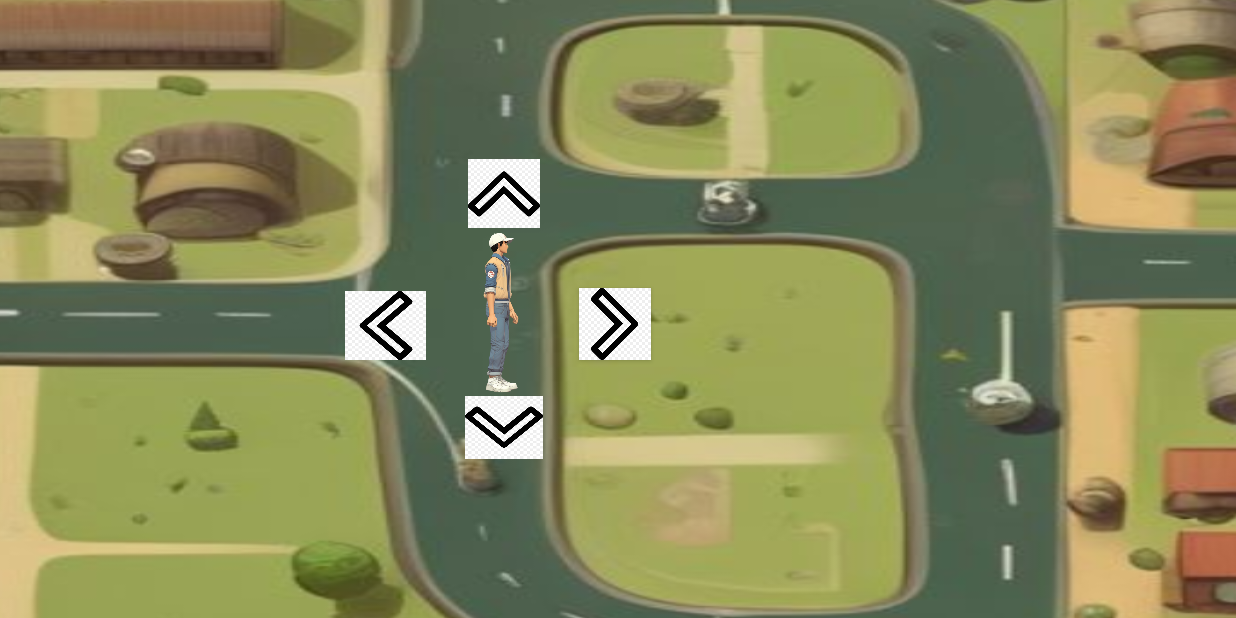
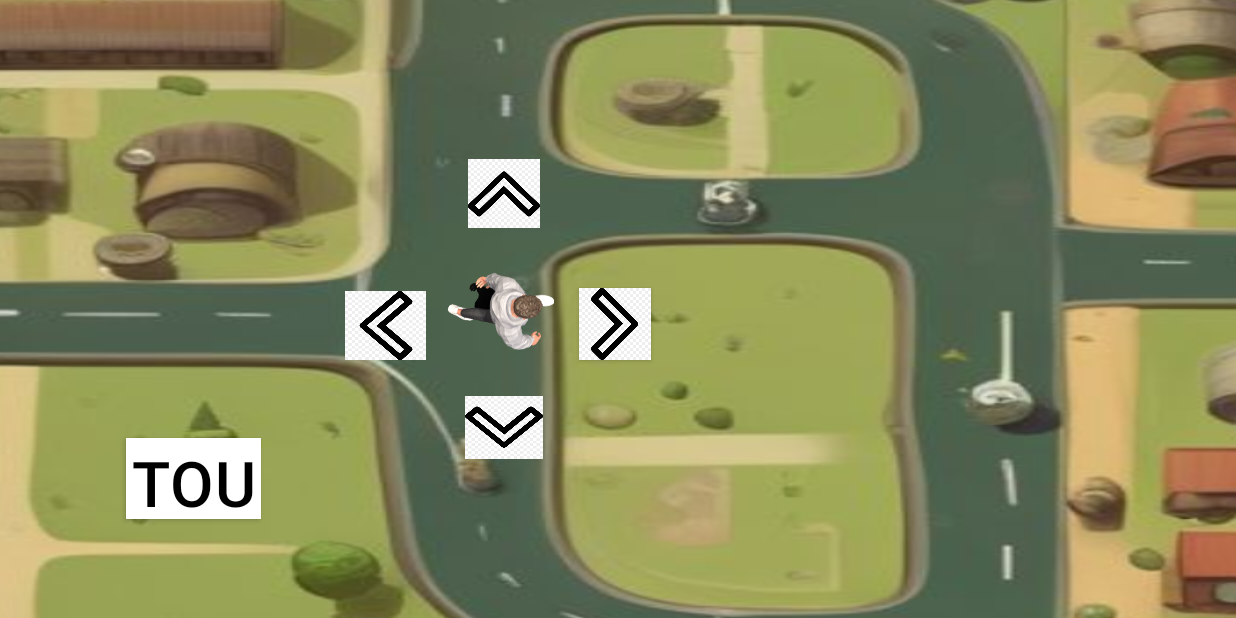
Before and after one commit to karthikprasads/EazilyDone_Internship, an Android app: the screen it shows after launch (SecondActivity), on a phone screen of 824 x 412 dp (held sideways). Run offline under Robolectric (Android 15) with nearby library versions, the phone set to English and light mode, and no system bars; pictures from the network do not load.

Commit message:
Updated Bank environment

```diff
--- a/app/src/main/java/com/example/eazilydone/SecondActivity.java
+++ b/app/src/main/java/com/example/eazilydone/SecondActivity.java
@@ -270,10 +270,22 @@ public class SecondActivity extends AppCompatActivity {
         gestureDetector = new GestureDetector(this, new SwipeListener());
 
         Button bankButton = findViewById(R.id.Bankbutton);
+        Button tournamentButton = findViewById(R.id.TournamentButton);
+
+
         bankButton.setOnClickListener(new View.OnClickListener() {
             @Override
             public void onClick(View v) {
                 Intent intent = new Intent(SecondActivity.this, ThirdActivity.class);
+                startActivity(intent);
+            }
+        });
+
+
+        tournamentButton.setOnClickListener(new View.OnClickListener() {
+            @Override
+            public void onClick(View v) {
+                Intent intent = new Intent(SecondActivity.this, TournamentActivity.class);
                 startActivity(intent);
             }
         });
--- /dev/null
+++ b/app/src/main/java/com/example/eazilydone/TournamentActivity.java
@@ -0,0 +1,6 @@
+package com.example.eazilydone;
+
+import androidx.appcompat.app.AppCompatActivity;
+
+public class TournamentActivity extends AppCompatActivity {
+}
--- a/app/src/main/res/layout/activity_second.xml
+++ b/app/src/main/res/layout/activity_second.xml
@@ -19,15 +19,17 @@
             android:layout_height="match_parent"
             app:layout_constraintBottom_toBottomOf="parent"
             app:layout_constraintEnd_toEndOf="parent"
+            app:layout_constraintHorizontal_bias="0.0"
             app:layout_constraintStart_toStartOf="parent"
             app:layout_constraintTop_toTopOf="parent"
+            app:layout_constraintVertical_bias="0.0"
             tools:ignore="ContentDescription" />
 
         <ImageView
             android:id="@+id/person"
             android:layout_width="34dp"
             android:layout_height="37dp"
-            android:src="@drawable/rightview"
+            android:src="@drawable/test"
             app:layout_constraintBottom_toBottomOf="parent"
             app:layout_constraintEnd_toEndOf="parent"
             app:layout_constraintHorizontal_bias="0.466"
@@ -85,8 +87,8 @@
 
         <Button
             android:id="@+id/Bankbutton"
-            android:layout_width="33dp"
-            android:layout_height="17dp"
+            android:layout_width="30dp"
+            android:layout_height="18dp"
             android:background="@color/white"
             android:text="Bank"
             android:textColor="#757575"
@@ -97,6 +99,21 @@
             app:layout_constraintTop_toTopOf="@+id/grass"
             app:layout_constraintVertical_bias="0.376" />
 
+
+        <Button
+            android:id="@+id/TournamentButton"
+            android:layout_width="30dp"
+            android:layout_height="18dp"
+            android:background="@color/white"
+            android:text="Tour"
+            android:textColor="#000000"
+            app:layout_constraintBottom_toBottomOf="@+id/grass"
+            app:layout_constraintEnd_toEndOf="@+id/grass"
+            app:layout_constraintHorizontal_bias="0.376"
+            app:layout_constraintStart_toStartOf="@+id/grass"
+            app:layout_constraintTop_toTopOf="@+id/grass"
+            app:layout_constraintVertical_bias="0.604" />
+
     </androidx.constraintlayout.widget.ConstraintLayout>
 
 </androidx.constraintlayout.widget.ConstraintLayout>
--- a/app/src/main/res/layout/activity_third.xml
+++ b/app/src/main/res/layout/activity_third.xml
@@ -6,6 +6,7 @@
     xmlns:app="http://schemas.android.com/apk/res-auto"
     android:background="@drawable/gg"
     android:padding="16dp">
+
 
 
     <Button
@@ -28,7 +29,7 @@
         android:textStyle="bold"
         android:textColor="@color/red"
         android:background="@color/whitebordclor"
-        android:text="Hello! I am the bank manager. How can I help you today?"
+        android:text="PLease choose below options to proceed"
         app:layout_constraintBottom_toBottomOf="parent"
         app:layout_constraintEnd_toEndOf="parent"
         app:layout_constraintHorizontal_bias="0.466"
--- /dev/null
+++ b/app/src/main/res/layout/activity_tournament.xml
@@ -0,0 +1,6 @@
+<?xml version="1.0" encoding="utf-8"?>
+<androidx.constraintlayout.widget.ConstraintLayout xmlns:android="http://schemas.android.com/apk/res/android"
+    android:layout_width="match_parent"
+    android:layout_height="match_parent">
+
+</androidx.constraintlayout.widget.ConstraintLayout>
```
Also changed, not shown: app/src/main/AndroidManifest.xml (+11 -0 lines), app/src/main/java/com/example/eazilydone/DiscussionRoom.java (added, +64 -0 lines), app/src/main/res/layout/activity_discussionroom.xml (added, +76 -0 lines), app/src/main/res/drawable/test.png (added).
